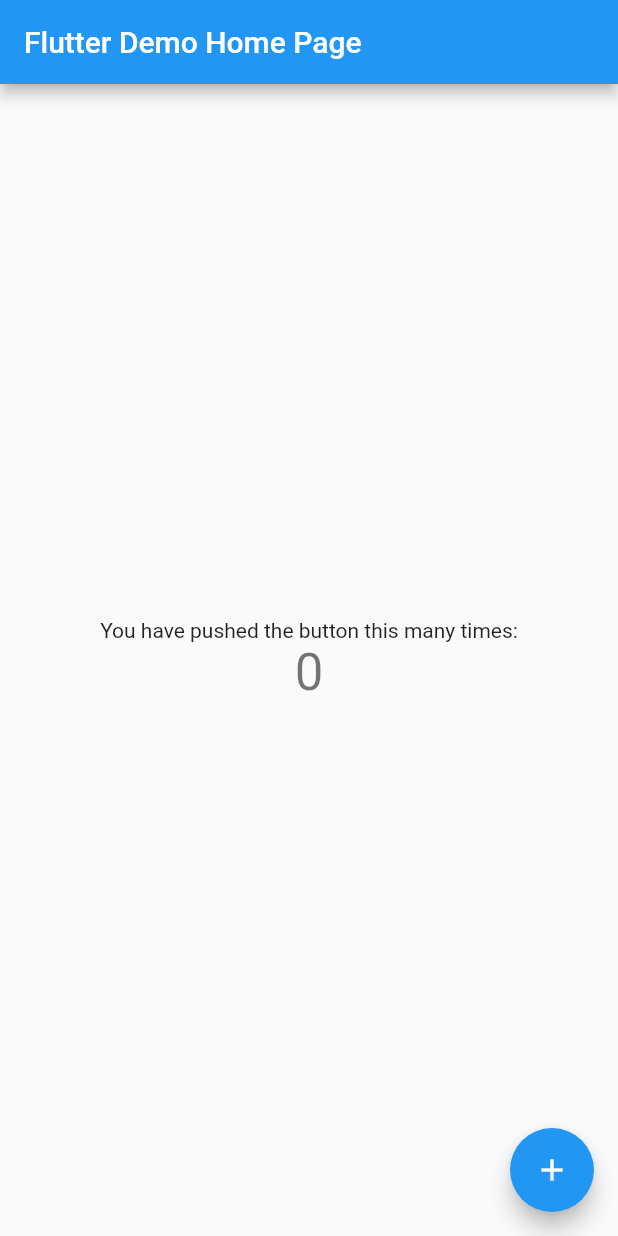
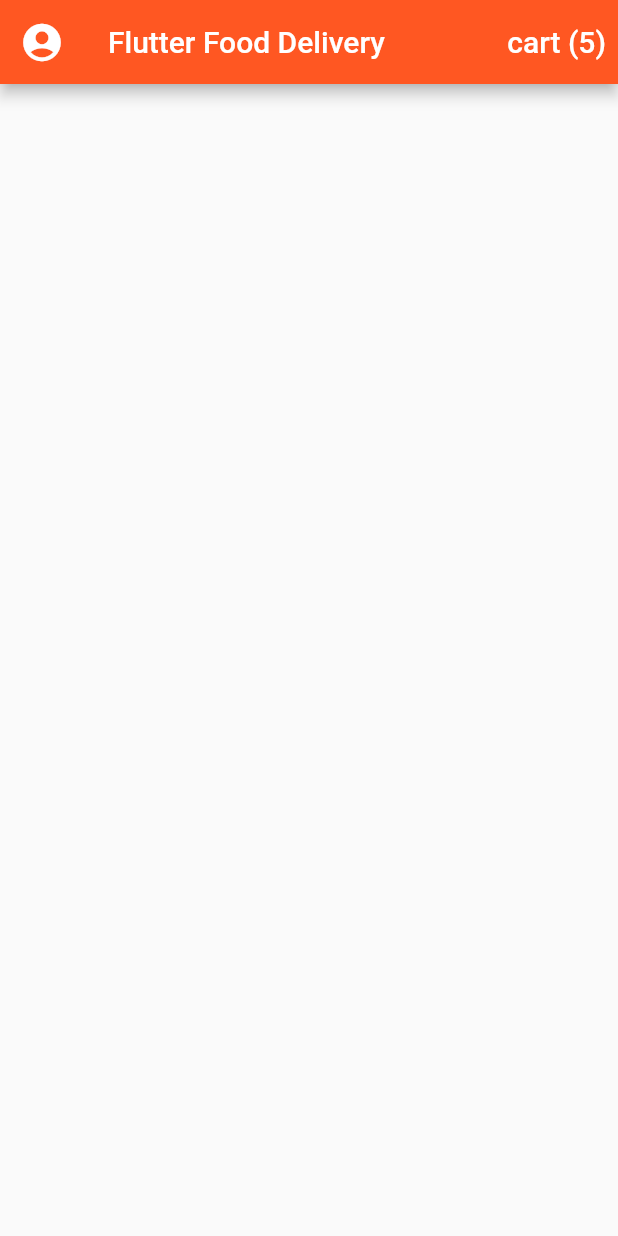
Before and after one commit to DennisKabutu/flutter_food_delivery_ui-main, a Flutter app: the screen it shows after launch, on a phone screen of 412 x 824 dp. Run offline on Flutter 3.47's test engine with Material 2 defaults, Android fonts, the phone set to English and light mode, and no system bars.

Commit message:
Home Screen added with the app bar and respective components. The leading icon and the text button added.

```diff
--- a/lib/main.dart
+++ b/lib/main.dart
@@ -1,4 +1,5 @@
 import 'package:flutter/material.dart';
+import 'package:flutter_food_delivery_ui/screens/home_screen.dart';
 
 void main() {
   runApp(MyApp());
@@ -9,109 +10,19 @@ class MyApp extends StatelessWidget {
   @override
   Widget build(BuildContext context) {
     return MaterialApp(
-      title: 'Flutter Demo',
+
+      title: 'Flutter food delivery app',
+      debugShowCheckedModeBanner: false,
       theme: ThemeData(
-        // This is the theme of your application.
-        //
-        // Try running your application with "flutter run". You'll see the
-        // application has a blue toolbar. Then, without quitting the app, try
-        // changing the primarySwatch below to Colors.green and then invoke
-        // "hot reload" (press "r" in the console where you ran "flutter run",
-        // or simply save your changes to "hot reload" in a Flutter IDE).
-        // Notice that the counter didn't reset back to zero; the application
-        // is not restarted.
-        primarySwatch: Colors.blue,
-        // This makes the visual density adapt to the platform that you run
-        // the app on. For desktop platforms, the controls will be smaller and
-        // closer together (more dense) than on mobile platforms.
+        scaffoldBackgroundColor: Colors.grey[50],
+        primarySwatch: Colors.deepOrange,
+
         visualDensity: VisualDensity.adaptivePlatformDensity,
       ),
-      home: MyHomePage(title: 'Flutter Demo Home Page'),
+      home: HomeScreen(),
     );
   }
 }
 
-class MyHomePage extends StatefulWidget {
-  MyHomePage({Key key, this.title}) : super(key: key);
 
-  // This widget is the home page of your application. It is stateful, meaning
-  // that it has a State object (defined below) that contains fields that affect
-  // how it looks.
-
-  // This class is the configuration for the state. It holds the values (in this
-  // case the title) provided by the parent (in this case the App widget) and
-  // used by the build method of the State. Fields in a Widget subclass are
-  // always marked "final".
-
-  final String title;
-
-  @override
-  _MyHomePageState createState() => _MyHomePageState();
-}
-
-class _MyHomePageState extends State<MyHomePage> {
-  int _counter = 0;
-
-  void _incrementCounter() {
-    setState(() {
-      // This call to setState tells the Flutter framework that something has
-      // changed in this State, which causes it to rerun the build method below
-      // so that the display can reflect the updated values. If we changed
-      // _counter without calling setState(), then the build method would not be
-      // called again, and so nothing would appear to happen.
-      _counter++;
-    });
-  }
-
-  @override
-  Widget build(BuildContext context) {
-    // This method is rerun every time setState is called, for instance as done
-    // by the _incrementCounter method above.
-    //
-    // The Flutter framework has been optimized to make rerunning build methods
-    // fast, so that you can just rebuild anything that needs updating rather
-    // than having to individually change instances of widgets.
-    return Scaffold(
-      appBar: AppBar(
-        // Here we take the value from the MyHomePage object that was created by
-        // the App.build method, and use it to set our appbar title.
-        title: Text(widget.title),
-      ),
-      body: Center(
-        // Center is a layout widget. It takes a single child and positions it
-        // in the middle of the parent.
-        child: Column(
-          // Column is also a layout widget. It takes a list of children and
-          // arranges them vertically. By default, it sizes itself to fit its
-          // children horizontally, and tries to be as tall as its parent.
-          //
-          // Invoke "debug painting" (press "p" in the console, choose the
-          // "Toggle Debug Paint" action from the Flutter Inspector in Android
-          // Studio, or the "Toggle Debug Paint" command in Visual Studio Code)
-          // to see the wireframe for each widget.
-          //
-          // Column has various properties to control how it sizes itself and
-          // how it positions its children. Here we use mainAxisAlignment to
-          // center the children vertically; the main axis here is the vertical
-          // axis because Columns are vertical (the cross axis would be
-          // horizontal).
-          mainAxisAlignment: MainAxisAlignment.center,
-          children: <Widget>[
-            Text(
-              'You have pushed the button this many times:',
-            ),
-            Text(
-              '$_counter',
-              style: Theme.of(context).textTheme.headline4,
-            ),
-          ],
-        ),
-      ),
-      floatingActionButton: FloatingActionButton(
-        onPressed: _incrementCounter,
-        tooltip: 'Increment',
-        child: Icon(Icons.add),
-      ), // This trailing comma makes auto-formatting nicer for build methods.
-    );
-  }
-}
+//The Text style is white and font size 20.0
--- /dev/null
+++ b/lib/screens/home_screen.dart
@@ -0,0 +1,40 @@
+import 'package:flutter/cupertino.dart';
+import 'package:flutter/material.dart';
+import 'package:flutter_food_delivery_ui/data/data.dart';
+
+class HomeScreen extends StatefulWidget {
+  const HomeScreen({key}) : super(key: key);
+
+  @override
+  _HomeScreenState createState() => _HomeScreenState();
+}
+
+
+class _HomeScreenState extends State<HomeScreen> {
+  @override
+  Widget build(BuildContext context) {
+    return Scaffold(
+      appBar: AppBar(
+        title: Text('Flutter Food Delivery'),
+        leading: IconButton(
+          onPressed: (){},
+          icon: Icon(Icons.account_circle_sharp),
+          iconSize: 30.0,
+        ),
+        actions: [
+          TextButton(
+              onPressed: (){},
+              child: Text(
+                  'cart (${currentUser.cart.length})',
+                style: TextStyle(
+                  color: Colors.white,
+                  fontSize: 20.0
+                ),
+              )
+          )
+        ],
+
+      ),
+    );
+  }
+}
--- a/pubspec.yaml
+++ b/pubspec.yaml
@@ -18,7 +18,7 @@ publish_to: 'none' # Remove this line if you wish to publish to pub.dev
 version: 1.0.0+1
 
 environment:
-  sdk: '>=2.7.0 <3.0.0'
+  sdk: '>=2.12.0 <3.0.0'
 
 dependencies:
   flutter:
```
